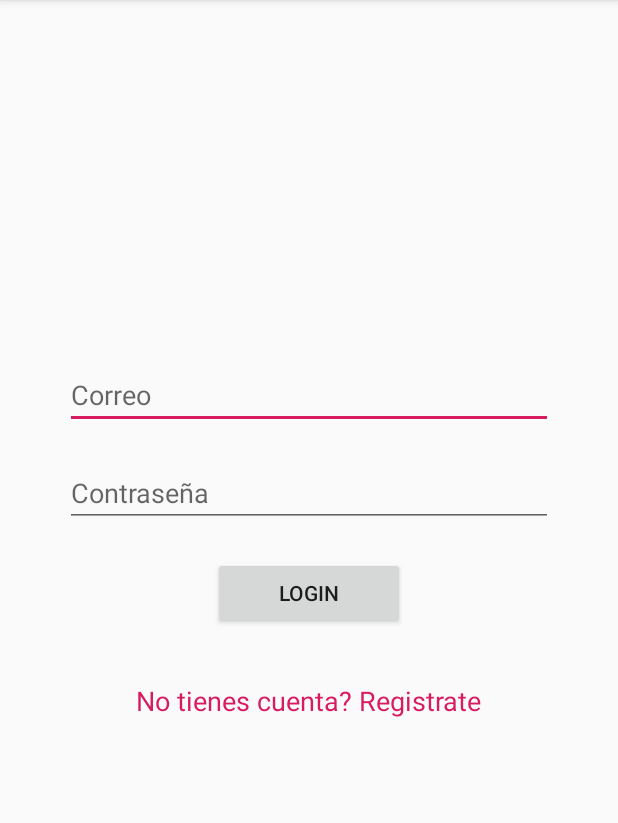
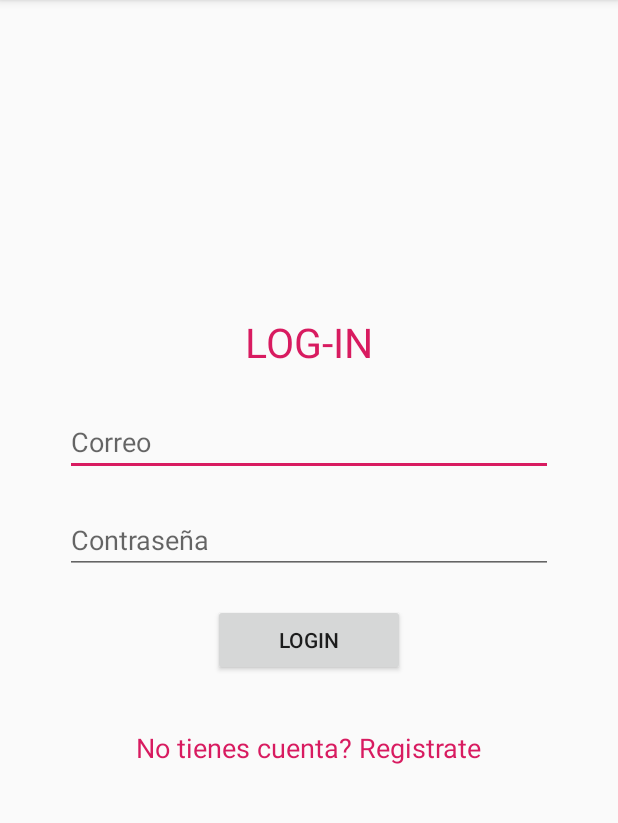
Before and after one commit to oscarcillo/Ejemplo_Autenticacion_Firebase, an Android app: the screen it shows after launch (MainActivity), on a phone screen of 412 x 824 dp, the part 84-907 px from its top. Run offline under Robolectric (Android 15) with nearby library versions, the phone set to English and light mode, and no system bars; our stand-ins replace Firebase (no records; nobody signed in at launch, a user with empty details on screens opened directly).

Commit message:
Añadidos titulos a los layouts de las actividades de registro y login

```diff
--- a/app/src/main/java/com/otr/ejemplo_autenticacion_firebase/ProfileActivity.java
+++ b/app/src/main/java/com/otr/ejemplo_autenticacion_firebase/ProfileActivity.java
@@ -85,10 +85,10 @@ public class ProfileActivity extends AppCompatActivity {
      */
     public void loadUserInformation(){
         FirebaseUser user = FirebaseAuth.getInstance().getCurrentUser();
-        progreso.setVisibility(View.VISIBLE);
 
         if(user != null){
             if(user.getPhotoUrl() != null){
+                progreso.setVisibility(View.VISIBLE);
                 //cargar de nuevo la url de la imagen en la variable para luego subirla a servidor
                 profileImageUrl = user.getPhotoUrl().toString();
                 //
@@ -203,6 +203,7 @@ public class ProfileActivity extends AppCompatActivity {
      */
     public void saveUserInformation(View v){
         String displayName = nombreUsuario.getText().toString();
+        MainActivity.hideKeyboard(this);
 
         if(displayName.isEmpty()) {
             nombreUsuario.setError("El nombre de usuario no puede estar vacío");
--- a/app/src/main/res/layout/activity_main.xml
+++ b/app/src/main/res/layout/activity_main.xml
@@ -7,6 +7,16 @@
     android:gravity="center"
     android:orientation="vertical"
     tools:context=".MainActivity">
+
+    <TextView
+        android:id="@+id/textView2"
+        android:layout_width="135dp"
+        android:layout_height="wrap_content"
+        android:text="LOG-IN"
+        android:textAlignment="center"
+        android:textColor="@color/colorAccent"
+        android:textSize="27sp"
+        android:layout_marginBottom="25dp"/>
 
     <EditText
         android:id="@+id/textoCorreo"
--- a/app/src/main/res/layout/activity_profile.xml
+++ b/app/src/main/res/layout/activity_profile.xml
@@ -1,8 +1,9 @@
 <?xml version="1.0" encoding="utf-8"?>
+
 <LinearLayout xmlns:android="http://schemas.android.com/apk/res/android"
     xmlns:app="http://schemas.android.com/apk/res-auto"
     xmlns:tools="http://schemas.android.com/tools"
-    android:layout_width="wrap_content"
+    android:layout_width="match_parent"
     android:layout_height="wrap_content"
     android:gravity="center"
     android:orientation="vertical"
@@ -10,7 +11,7 @@
 
     <TextView
         android:id="@+id/textView"
-        android:layout_width="wrap_content"
+        android:layout_width="334dp"
         android:layout_height="wrap_content"
         android:layout_marginTop="20dp"
         android:layout_weight="1"
```
Also changed, not shown: app/src/main/res/layout/activity_signup.xml (+10 -0 lines).
